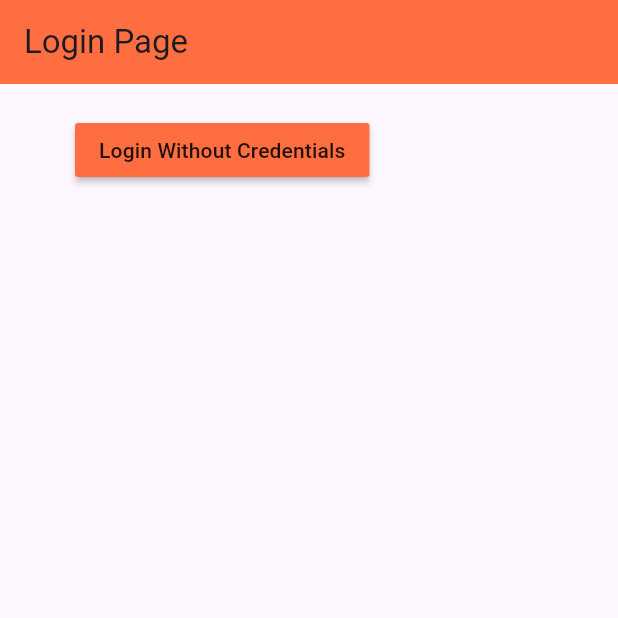
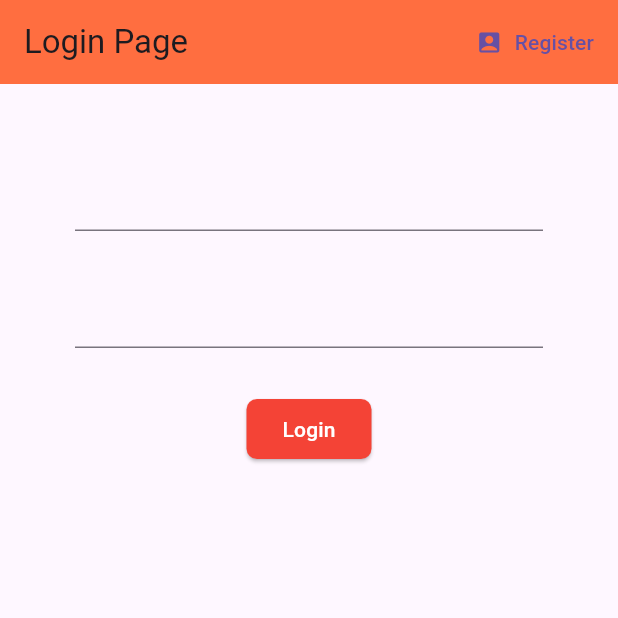
Before and after one commit to nrbebayt/MensaMeetApp, a Flutter app: the screen it shows after launch, on a phone screen of 412 x 824 dp, the top half of it. Run offline on Flutter 3.47's test engine with Material 3 defaults, Android fonts, the phone set to English and light mode, and no system bars; our stand-ins replace firebase_auth, firebase_core; accounts and stored records are empty.

Commit message:
wip login and register (wip database authentification)

```diff
--- a/lib/sections/auth/authentication.dart
+++ b/lib/sections/auth/authentication.dart
@@ -1,5 +1,11 @@
 import 'package:flutter/material.dart';
 import 'package:mensa_meet_app/sections/auth/login.dart';
+import 'package:mensa_meet_app/sections/auth/register.dart';
+
+enum LoginStatus{
+  atRegisterPage,
+  atLoginPage
+}
 
 class Authentication extends StatefulWidget {
   const Authentication({super.key});
@@ -9,10 +15,30 @@ class Authentication extends StatefulWidget {
 }
 
 class _AuthenticationState extends State<Authentication> {
+
+  LoginStatus status = LoginStatus.atLoginPage;
+
+  void switchBetweenLoginAndRegister(){
+    setState(() {
+      if(status == LoginStatus.atRegisterPage) {
+        status = LoginStatus.atLoginPage;
+      }
+      else if(status == LoginStatus.atLoginPage) {
+        status = LoginStatus.atRegisterPage;
+      }
+    });
+  }
+
   @override
   Widget build(BuildContext context) {
-    return Container(
-      child: Login(),
-    );
+    /*return Container(
+      child: Register(),
+    );*/
+    if(status == LoginStatus.atRegisterPage){
+      return Register(changeLoginStatus: switchBetweenLoginAndRegister);
+    }
+    else {
+      return Login(changeLoginStatus: switchBetweenLoginAndRegister);
+    }
   }
 }
--- a/lib/service/authentication_service.dart
+++ b/lib/sections/auth/authentication_service.dart
@@ -14,5 +14,11 @@ class AuthenticationService{
     }
   }
 
+  Future registerWithCredentials(String email, String password) async {
+    UserCredential userCredential = await authenticator.createUserWithEmailAndPassword(email: email, password: password);
+    User? user = userCredential.user;
+    return user?.uid;
+  }
+
 // todo sign in with email and pw
 }
--- a/lib/sections/auth/login.dart
+++ b/lib/sections/auth/login.dart
@@ -1,19 +1,26 @@
 import 'package:flutter/material.dart';
 import 'package:mensa_meet_app/sections/auth_home_wrapper.dart';
 import 'package:mensa_meet_app/sections/home//homepage.dart';
-import 'package:mensa_meet_app/service/authentication_service.dart';
+import 'package:mensa_meet_app/sections/auth/authentication_service.dart';
 
 class Login extends StatefulWidget {
-  const Login({super.key});
+  final Function changeLoginStatus;
+  Login({required this.changeLoginStatus});
+
+  //const Login({super.key});
 
   @override
   State<Login> createState() => _LoginState();
 }
 
 class _LoginState extends State<Login> {
+
   bool isClicked = false;
 
   AuthenticationService authenticationService = AuthenticationService();
+
+  String mail = '';
+  String password = '';
 
   @override
   Widget build(BuildContext context) {
@@ -22,10 +29,62 @@ class _LoginState extends State<Login> {
       appBar: AppBar(
         backgroundColor: Colors.deepOrangeAccent,
         title: Text('Login Page'),
+        actions: <Widget>[
+          TextButton.icon(
+              onPressed:() async{
+                widget.changeLoginStatus();
+              },
+              icon: Icon(Icons.account_box_rounded),
+              label: Text('Register')),
+        ],
       ),
       body: Container(
         padding: EdgeInsets.symmetric(vertical: 20.0, horizontal: 50.0),
-        child: MaterialButton(
+        child: Form(
+          child: Column(
+            children: <Widget>[
+              SizedBox(height:30),
+              TextFormField(
+                onChanged: (value) { //onChanged runs code inside curly brackets everytime we change something
+                  setState(() {
+                    mail = value;
+                  });
+                },
+              ),
+              SizedBox(height:30),
+              TextFormField(
+                onChanged: (value) {
+                  setState(() {
+                    password = value;
+                  });
+                },
+                obscureText: true,
+              ),
+              SizedBox(height:30),
+              ElevatedButton(
+                child: Text(
+                    'Login', style: TextStyle(color: Colors.white)
+                ),
+                onPressed: () async {
+                  //use mail and pw to login
+                },
+                style: ElevatedButton.styleFrom(
+                  backgroundColor: Colors.red,
+                  shape: RoundedRectangleBorder(
+                    borderRadius: BorderRadius.circular(7),
+                  ),
+                ),
+              )
+            ],
+          )
+        ),
+      )
+    );
+  }
+}
+
+/*
+child: MaterialButton(
           child: Text('Login Without Credentials'),
           color: Colors.deepOrangeAccent,
           onPressed: () async {
@@ -44,7 +103,4 @@ class _LoginState extends State<Login> {
             isClicked = false;
           },
         ),
-      )
-    );
-  }
-}
+ */
--- a/lib/sections/auth_home_wrapper.dart
+++ b/lib/sections/auth_home_wrapper.dart
@@ -3,7 +3,7 @@ import 'package:flutter/material.dart';
 import 'package:mensa_meet_app/sections/home//homepage.dart';
 import 'package:mensa_meet_app/sections/auth/authentication.dart';
 
-import '../service/authentication_service.dart';
+import 'auth/authentication_service.dart';
 
 class AuthHomeWrapper extends StatelessWidget {
   const AuthHomeWrapper({super.key});
```
Also changed, not shown: lib/sections/auth/register.dart (added, +129 -0 lines), lib/firebase_options.dart, 3 other files.
